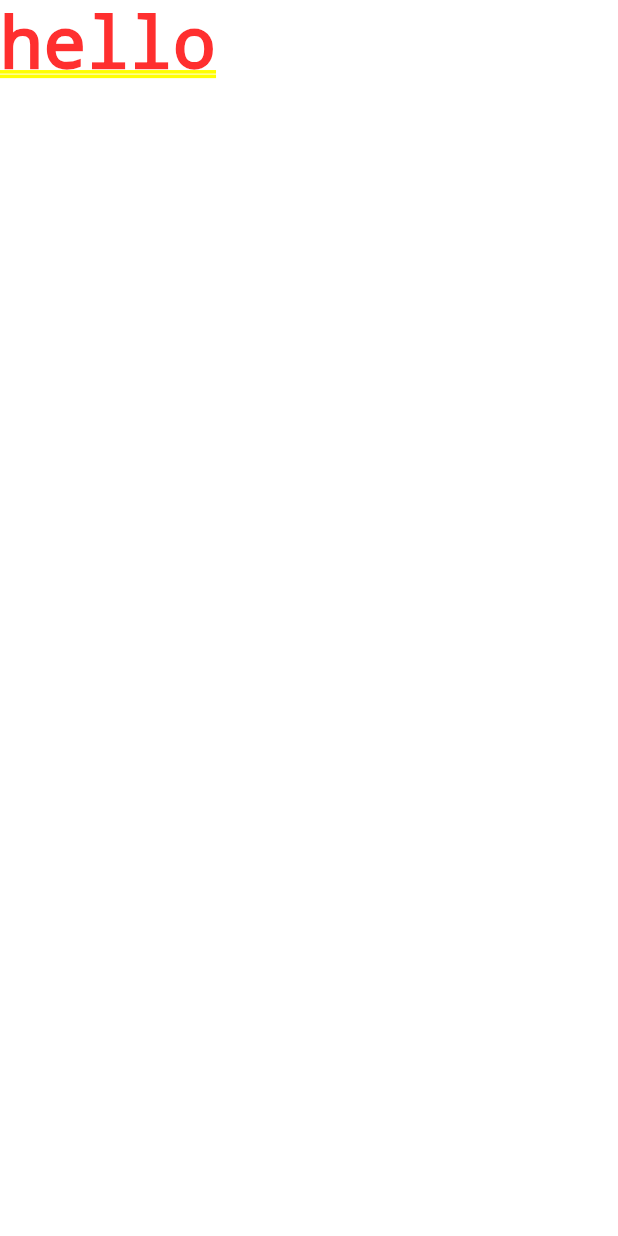
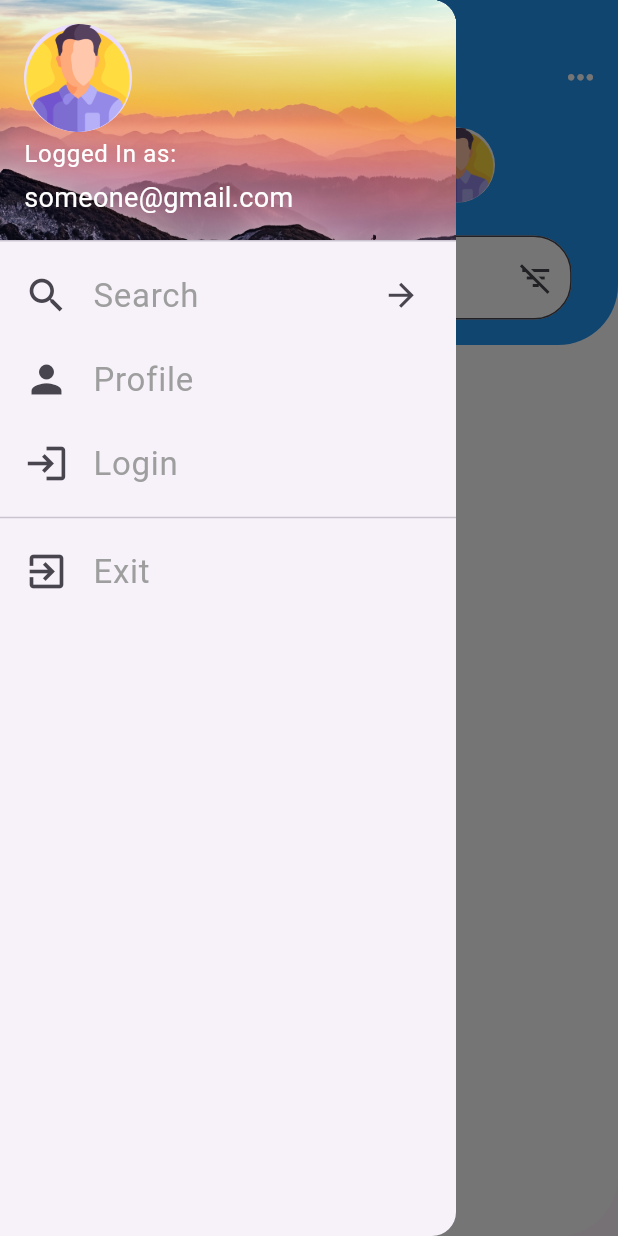
Before and after one commit to Talha-Aslam/searchaholic, a Flutter app: the screen it shows after launch, with the side drawer open (before the commit the screen has no drawer), on a phone screen of 412 x 824 dp. Run offline on Flutter 3.47's test engine with Material 3 defaults, Android fonts, the phone set to English and light mode, and no system bars; our stand-ins replace flutter_spinkit, geocoding, geolocator; missing offline and left inert: firedart.

Commit message:
adding nav bar

```diff
--- /dev/null
+++ b/lib/navbar.dart
@@ -0,0 +1,143 @@
+import 'package:flutter/material.dart';
+
+import 'package:my_project/login_screen.dart';
+import 'package:my_project/profile.dart';
+import 'package:my_project/search_screen.dart';
+// import 'package:share_plus/share_plus.dart';
+
+class Navbar extends StatelessWidget {
+  const Navbar({super.key});
+
+  @override
+  Widget build(BuildContext context) {
+    return Drawer(
+        child: ListView(
+      padding: EdgeInsets.zero,
+      children: [
+        const UserAccountsDrawerHeader(
+          accountName: Text(
+            'Logged In as:',
+            style: TextStyle(
+                color: Colors.white,
+                fontWeight: FontWeight.normal,
+                fontSize: 16),
+          ),
+          accountEmail: Text(
+            "someone@gmail.com",
+            style: TextStyle(
+                color: Colors.white,
+                fontWeight: FontWeight.normal,
+                fontSize: 18),
+          ),
+          currentAccountPicture: CircleAvatar(
+            maxRadius: 30,
+            minRadius: 30,
+            backgroundImage: AssetImage("images/man.png"),
+          ),
+          decoration: BoxDecoration(
+              color: Colors.blue,
+              image: DecorationImage(
+                image: AssetImage("images/bkg.jpg"),
+                fit: BoxFit.cover,
+              )),
+        ),
+        ListTile(
+          leading: const Icon(
+            Icons.search,
+            size: 30,
+          ),
+          title: const Text(
+            'Search',
+            style: TextStyle(
+                color: Colors.grey,
+                fontWeight: FontWeight.normal,
+                fontSize: 22),
+          ),
+          onTap: () {
+            // pop closes the drawer
+            Navigator.pop(context);
+          },
+          trailing: const Icon(Icons.arrow_forward, size: 25),
+          // ignore: avoid_returning_null_for_void
+        ),
+        ListTile(
+          leading: const Icon(Icons.person, size: 30),
+          onTap: () {
+            Navigator.push(context,
+                MaterialPageRoute(builder: (BuildContext context) {
+              return const Profile();
+            }));
+          },
+          title: const Text(
+            'Profile',
+            style: TextStyle(
+                color: Colors.grey,
+                fontWeight: FontWeight.normal,
+                fontSize: 22),
+          ),
+        ),
+        ListTile(
+          leading: const Icon(Icons.login, size: 30),
+          onTap: () {
+            Navigator.push(context,
+                MaterialPageRoute(builder: (BuildContext context) {
+              return const Login();
+            }));
+          },
+          title: const Text(
+            'Login',
+            style: TextStyle(
+                color: Colors.grey,
+                fontWeight: FontWeight.normal,
+                fontSize: 22),
+          ),
+        ),
+        // const ListTile(
+        //   leading: Icon(Icons.contact_mail, size: 30),
+        //   title: Text(
+        //     'Contact Us',
+        //     style: TextStyle(
+        //         color: Colors.grey,
+        //         fontWeight: FontWeight.normal,
+        //         fontSize: 22),
+        //   ),
+        // ),
+        // ListTile(
+        //   leading: Icon(Icons.share, size: 30),
+        //   onTap: () {
+        //     var url = "https://www.google.com/";
+        //     // Share plugin
+        //     // Share.share('check out my website https://example.com');
+        //     // Share.share(
+        //     //     'Check Out our Search a Holic Application, Now you can search anything here 😎 https://example.com',
+        //     //     subject: 'Search a Holic Application Download Now!!');
+        //   },
+        //   title: const Text(
+        //     'Share',
+        //     style: TextStyle(
+        //         color: Colors.grey,
+        //         fontWeight: FontWeight.normal,
+        //         fontSize: 22),
+        //   ),
+        // ),
+        const Divider(),
+        ListTile(
+          leading: const Icon(Icons.exit_to_app, size: 30),
+          onTap: () {
+            Navigator.push(context,
+                MaterialPageRoute(builder: (BuildContext context) {
+              return const Search();
+            }));
+          },
+          title: const Text(
+            'Exit',
+            style: TextStyle(
+                color: Colors.grey,
+                fontWeight: FontWeight.normal,
+                fontSize: 22),
+          ),
+        ),
+      ],
+    ));
+  }
+}
--- /dev/null
+++ b/lib/search_screen.dart
@@ -0,0 +1,369 @@
+import 'package:flutter/material.dart';
+import 'package:geolocator/geolocator.dart';
+
+import 'package:my_project/card.dart';
+import 'package:my_project/firebase_database.dart';
+import 'package:my_project/navbar.dart';
+
+class Search extends StatefulWidget {
+  const Search({super.key});
+  @override
+  State<Search> createState() => _SearchState();
+}
+
+class _SearchState extends State<Search> {
+  //initializing data vars,
+  String fullAddress = ".....";
+  final TextEditingController _searchQuery = TextEditingController();
+  TextEditingController txt = TextEditingController();
+  List allProducts = [];
+  List nearbyProducts = [];
+  List searchedProducts = [];
+  late double userlat;
+  late double userlon;
+  bool status1 = false;
+
+  int status = 0;
+  // this will store the unique key for the scaffold widget
+  late GlobalKey<ScaffoldState> _scaffoldKey;
+  @override
+  // this will initialzew when the class is being called,initialize the current scafold key,initalizes all the products and location
+  void initState() {
+    super.initState();
+    //store current scaffold widget key
+    _scaffoldKey = GlobalKey<ScaffoldState>();
+    setProducts();
+    setLocation();
+  }
+
+  @override
+  Widget build(BuildContext context) {
+    //this widget refresh and updates the child widget by pyll refresh methode
+    return RefreshIndicator(
+        onRefresh: () async {
+          await setProducts();
+        },
+        //commiting again
+        child: Scaffold(
+          key: _scaffoldKey,
+          drawer: const Navbar(),
+          body: Stack(children: [
+            Container(
+              decoration: const BoxDecoration(
+                  color: Colors.white,
+                  borderRadius: BorderRadius.only(
+                      bottomLeft: Radius.circular(40.0),
+                      bottomRight: Radius.circular(40.0))),
+            ),
+            Container(
+                height: 230,
+                width: MediaQuery.of(context).size.width * 1,
+                decoration: const BoxDecoration(
+                    color: Colors.blue,
+                    borderRadius: BorderRadius.only(
+                        bottomLeft: Radius.circular(40.0),
+                        bottomRight: Radius.circular(40.0))),
+                child: Column(
+                  children: [
+                    Padding(
+                      padding: const EdgeInsets.only(top: 22.0),
+                      child: Row(
+                        mainAxisAlignment: MainAxisAlignment.spaceBetween,
+                        children: [
+                          Padding(
+                              padding: const EdgeInsets.all(12.0),
+                              child: GestureDetector(
+                                  onTap: () {
+                                    // _scaffoldKey.currentState!.openDrawer();
+
+                                    // drwaer element
+                                  },
+                                  child: const Icon(Icons.menu_open_sharp,
+                                      size: 35, color: Colors.white))),
+                          Padding(
+                            padding: const EdgeInsets.all(1.0),
+                            child: PopupMenuButton(
+                              icon: const Icon(Icons.more_horiz,
+                                  size: 25, color: Colors.white),
+                              itemBuilder: (context) => [
+                                // PopupMenuItem(
+                                //   child: Text("Help ?"),
+                                //   onTap: () {
+                                //     showDialog(
+                                //       context: context,
+                                //       builder: (BuildContext context) {
+                                //         return StatefulBuilder(
+                                //           builder: (BuildContext context,
+                                //               StateSetter setState) {
+                                //             return AlertDialog(
+                                //               title: const Text("Help"),
+                                //               content: const Text(
+                                //                   "This is a help dialog box"),
+                                //               actions: [
+                                //                 TextButton(
+                                //                   onPressed: () {
+                                //                     Navigator.of(context).pop();
+                                //                   },
+                                //                   child: const Text("Close"),
+                                //                 ),
+                                //               ],
+                                //             );
+                                //           },
+                                //         );
+                                //       },
+                                //     );
+                                //   },
+                                //   value: 1,
+                                // ),
+                              ],
+                            ),
+                          ),
+                        ],
+                      ),
+                    ),
+                    const Padding(
+                      padding: EdgeInsets.only(right: 220.0),
+                      child: Text(
+                        'Search for',
+                        style: TextStyle(
+                            color: Colors.white,
+                            fontWeight: FontWeight.bold,
+                            fontSize: 22),
+                      ),
+                    ),
+                    const Padding(
+                      padding: EdgeInsets.only(right: 150.0),
+                      child: Text(
+                        'Your Medicine!',
+                        style: TextStyle(
+                            color: Colors.white,
+                            fontWeight: FontWeight.normal,
+                            fontSize: 26),
+                      ),
+                    ),
+                    Container(
+                      margin: const EdgeInsets.only(top: 08),
+                      width: MediaQuery.of(context).size.width * 0.85,
+                      height: MediaQuery.of(context).size.height * 0.08,
+                      child: TextField(
+                        controller: _searchQuery,
+                        onSubmitted: (value) {},
+                        onChanged: (value) {
+                          // Filtering the Products
+                          // ignore: avoid_print
+                          print(value);
+                          setState(() {
+                            if (value == "" && status == 0) {
+                              searchedProducts = allProducts;
+                            }
+                            if (value != "" && status == 0) {
+                              searchedProducts = allProducts
+                                  .where((element) => element["Name"]
+                                      .toString()
+                                      .toLowerCase()
+                                      .contains(value.toLowerCase()))
+                                  .toList();
+                            }
+                          });
+                        },
+                        //controller: email,
+                        decoration: InputDecoration(
+                          prefixIcon: const Icon(Icons.search),
+                          suffixIcon: IconButton(
+                              icon: const Icon(Icons.filter_list_off_outlined),
+                              onPressed: () {}),
+                          hintText: "Search",
+                          filled: true,
+                          fillColor: Colors.white,
+                          border: const OutlineInputBorder(
+                              borderRadius:
+                                  BorderRadius.all(Radius.circular(25.0))),
+                          hintStyle: const TextStyle(
+                              fontSize: 16, fontWeight: FontWeight.w300),
+                        ),
+                      ),
+                    ),
+                  ],
+                )),
+
+            Padding(
+              padding: const EdgeInsets.only(top: 235.0, left: 35),
+              // ignore: avoid_unnecessary_containers
+              child: Container(
+                  child: const Text(
+                "Search Results",
+                style: TextStyle(
+                    color: Colors.black,
+                    fontWeight: FontWeight.bold,
+                    fontSize: 22),
+              )),
+            ),
+
+            // Location Left Side icon and Text with Current Location
+            Padding(
+                padding: const EdgeInsets.only(top: 259.0, left: 30),
+                child: SizedBox(
+                  child: Row(
+                    // ignore: prefer_const_literals_to_create_immutables
+                    children: [
+                      const Icon(
+                        Icons.location_on,
+                        color: Colors.black,
+                        size: 20,
+                      ),
+                      const SizedBox(
+                        width: 5,
+                      ),
+                      Text(
+                        fullAddress,
+                        style: const TextStyle(
+                            color: Colors.black,
+                            fontWeight: FontWeight.bold,
+                            fontSize: 16),
+                      ),
+                    ],
+                  ),
+                )),
+
+            const Padding(
+              padding: EdgeInsets.only(top: 85, left: 280),
+              child: CircleAvatar(
+                maxRadius: 25,
+                minRadius: 25,
+                backgroundColor: Colors.white,
+                backgroundImage: AssetImage("images/man.png"),
+              ),
+            ),
+            // Padding(
+            //   padding: const EdgeInsets.only(top: 250.0, left: 80),
+            //   // ignore: avoid_unnecessary_containers
+            //   child: Container(
+            //     child: ToggleSwitch(
+            //       minWidth: 110.0,
+            //       cornerRadius: 20.0,
+            //       activeBgColors: [
+            //         [Colors.blue],
+            //         [Colors.blue],
+            //       ],
+            //       activeFgColor: Colors.white,
+            //       inactiveBgColor: Colors.green,
+            //       inactiveFgColor: Colors.white,
+            //       initialLabelIndex: 0,
+            //       totalSwitches: 2,
+            //       labels: ['All Products', 'Nearby'],
+            //       radiusStyle: true,
+            //       onToggle: (index) {
+            //         searchQuery(index!);
+            //       },
+            //     ),
+            //   ),
+            // ),
+
+            // Padding(
+            //   padding: const EdgeInsets.only(left: 80, bottom: 160),
+            //   child: FlutterSwitch(
+            //     width: 105.0,
+            //     height: 40.0,
+            //     valueFontSize: 25.0,
+            //     toggleSize: 45.0,
+            //     value: status1,
+            //     borderRadius: 30.0,
+            //     padding: 8.0,
+            //     showOnOff: true,
+            //     onToggle: (val) {
+            //       setState(() {
+            //         status1 = val;
+            //         print(status1);
+            //       });
+            //     },
+            //   ),
+            // ),
+
+            Padding(
+              padding: const EdgeInsets.only(top: 250.0),
+              child: ListView.builder(
+                  itemCount: status == 0
+                      ? searchedProducts.length
+                      : nearbyProducts.length,
+                  itemBuilder: (context, index) {
+                    if (status == 0) {
+                      // ignore: avoid_print
+                      print("---------> ALL Products");
+                      // return CardView(
+                      //   productList: searchedProducts[index],
+                      // );
+                    } else {
+                      // ignore: avoid_print
+                      print("---------> NearBy Products");
+
+                      // return CardView(
+                      //   productList: nearbyProducts[index],
+                      // );
+                    }
+                    return null;
+                  }),
+            )
+          ]),
+        ));
+  }
+
+  Future<void> setLocation() async {
+    var position = await Flutter_api().getPosition();
+    var address =
+        await Flutter_api().getAddress(position.latitude, position.longitude);
+
+    setState(() {
+      fullAddress = address;
+      txt.text = fullAddress;
+      userlat = position.latitude;
+      userlon = position.longitude;
+    });
+  }
+
+  //this gona set the list of all the products
+  Future<void> setProducts() async {
+    var products = await Flutter_api().getAllProducts();
+    setState(() {
+      allProducts = products;
+      searchedProducts = products;
+    });
+  }
+
+  // Search Query for Products
+  Future<void> searchQuery(int index) async {
+    setState(() {
+      status = index;
+    });
+    // ignore: avoid_print
+    print(status);
+
+    if (index == 0) return;
+
+    // nearbyProducts
+    var pos = await Flutter_api().getPosition();
+    int radius = 5000000;
+    nearbyProducts.clear();
+    // filter the products based on the location
+    for (var element in allProducts) {
+      if (element["StoreLocation"] != null) {
+        var distance = Geolocator.distanceBetween(
+            pos.latitude,
+            pos.longitude,
+            element["StoreLocation"].latitude,
+            element["StoreLocation"].longitude);
+        // ignore: avoid_print
+        print(distance);
+        if (distance / 1000 < radius) {
+          // ignore: avoid_print
+          print("add Product");
+          nearbyProducts.add(element);
+        }
+      }
+    }
+
+    // ignore: avoid_print
+    print(allProducts.length);
+    // ignore: avoid_print
+    print(nearbyProducts.length);
+  }
+}
--- a/lib/splash_screen.dart
+++ b/lib/splash_screen.dart
@@ -1,5 +1,6 @@
 import 'package:flutter/material.dart';
 import 'package:flutter_spinkit/flutter_spinkit.dart';
+import 'package:my_project/search_screen.dart';
 // import 'package:my_project/search_screen.dart';
 
 class Splash extends StatefulWidget {
@@ -21,9 +22,10 @@ class _SplashState extends State<Splash> {
   navigateToHome() async {
     await Future.delayed(const Duration(milliseconds: 5000)).then((value) => {
           Navigator.pushReplacement(
-            context,
-            MaterialPageRoute(builder: (context) => const Text("hello")),
-          )
+              context,
+              MaterialPageRoute(
+                builder: (context) => const Search(),
+              ))
         });
   }
 
```
Also changed, not shown: lib/firebase_database.dart (added, +168 -0 lines).
